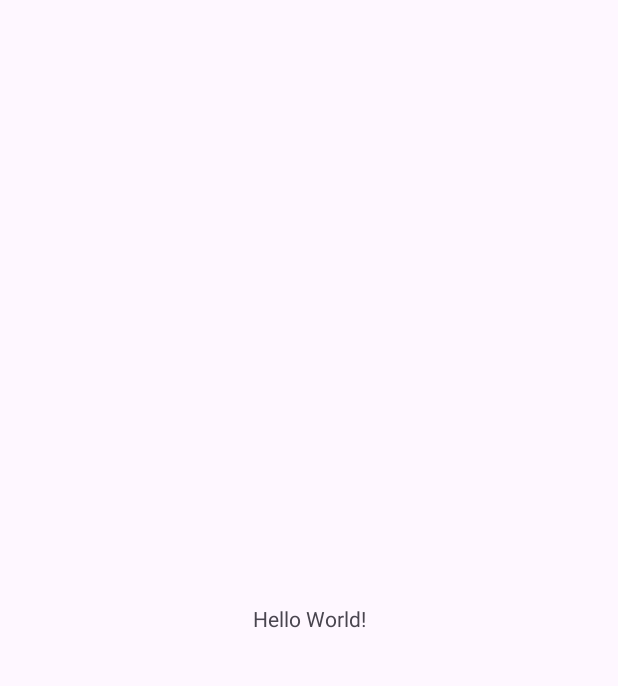
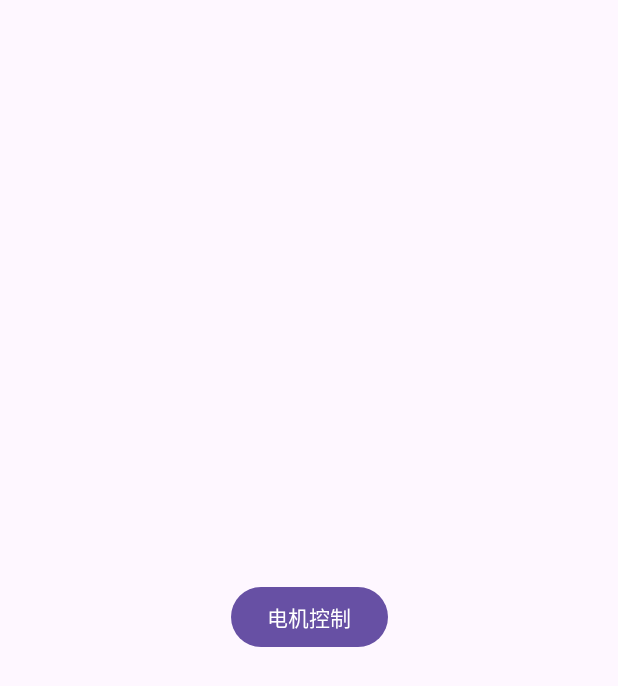
Before and after one commit to Wangshenggui/SeedSysAndroidAPP, an Android app: the screen it shows after launch (MainActivity), on a phone screen of 412 x 824 dp. Before the commit the part shown is almost empty. Shown: the top 686 px of the screen. Run offline under Robolectric (Android 15) with nearby library versions, the phone set to English and light mode, and no system bars.

```diff
--- a/app/src/main/AndroidManifest.xml
+++ b/app/src/main/AndroidManifest.xml
@@ -13,6 +13,9 @@
         android:theme="@style/Theme.SeedingSystemAndroidAPP"
         tools:targetApi="31">
         <activity
+            android:name=".MotorControlActivity"
+            android:exported="false" />
+        <activity
             android:name=".MainActivity"
             android:exported="true">
             <intent-filter>
--- a/app/src/main/java/com/example/seedingsystemandroidapp/MainActivity.java
+++ b/app/src/main/java/com/example/seedingsystemandroidapp/MainActivity.java
@@ -1,6 +1,10 @@
 package com.example.seedingsystemandroidapp;
 
+import android.annotation.SuppressLint;
+import android.content.Intent;
 import android.os.Bundle;
+import android.view.View;
+import android.widget.Button;
 
 import androidx.activity.EdgeToEdge;
 import androidx.appcompat.app.AppCompatActivity;
@@ -10,15 +14,23 @@ import androidx.core.view.WindowInsetsCompat;
 
 public class MainActivity extends AppCompatActivity {
 
+    //跳转到电机控制页面
+    Button goMotConActivityButton;
+    @SuppressLint("MissingInflatedId")
     @Override
     protected void onCreate(Bundle savedInstanceState) {
         super.onCreate(savedInstanceState);
-        EdgeToEdge.enable(this);
+        //EdgeToEdge.enable(this);
         setContentView(R.layout.activity_main);
-        ViewCompat.setOnApplyWindowInsetsListener(findViewById(R.id.main), (v, insets) -> {
-            Insets systemBars = insets.getInsets(WindowInsetsCompat.Type.systemBars());
-            v.setPadding(systemBars.left, systemBars.top, systemBars.right, systemBars.bottom);
-            return insets;
+
+        //获取控件ID
+        goMotConActivityButton = (Button) findViewById(R.id.goMotConActivityButton);
+        goMotConActivityButton.setOnClickListener(new View.OnClickListener() {
+            @Override
+            public void onClick(View v) {
+                Intent intent = new Intent(MainActivity.this, MotorControlActivity.class);
+                startActivity(intent);
+            }
         });
     }
 }
--- a/app/src/main/res/layout/activity_main.xml
+++ b/app/src/main/res/layout/activity_main.xml
@@ -7,13 +7,16 @@
     android:layout_height="match_parent"
     tools:context=".MainActivity">
 
-    <TextView
+    <Button
+        android:id="@+id/goMotConActivityButton"
         android:layout_width="wrap_content"
         android:layout_height="wrap_content"
-        android:text="Hello World!"
+        android:text="电机控制"
         app:layout_constraintBottom_toBottomOf="parent"
         app:layout_constraintEnd_toEndOf="parent"
         app:layout_constraintStart_toStartOf="parent"
-        app:layout_constraintTop_toTopOf="parent" />
+        app:layout_constraintTop_toTopOf="parent"
+        app:layout_constraintVertical_bias="0.499" />
+
 
 </androidx.constraintlayout.widget.ConstraintLayout>
```
Also changed, not shown: app/src/main/java/com/example/seedingsystemandroidapp/MotorControlActivity.java (added, +21 -0 lines), app/src/main/res/layout/activity_motor_control.xml (added, +44 -0 lines), app/src/main/res/drawable/ic_back.png (added).
